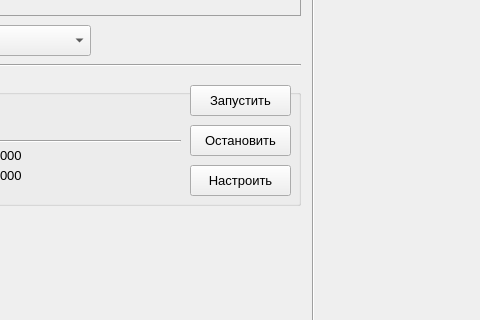
Above: main_ui.ui from Vanillllla/tg_mine_server_bot before the change; both pictures show x 140 to 620 and y 105 to 425 of the 960 by 540 pixel window. Below: the same form after it.
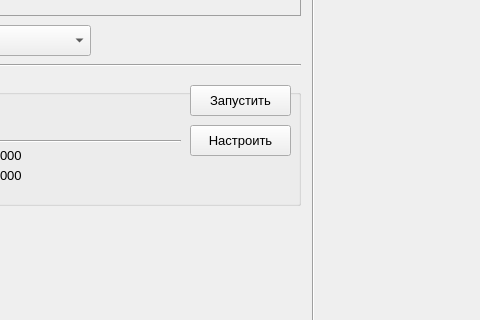
That is the form after the change.

Commit message: 0.2.14 server control from GUI (start/stop) button

The edit to the form file:
```diff
--- a/main_ui.ui
+++ b/main_ui.ui
@@ -261,24 +261,6 @@
       <string>Запустить</string>
      </property>
     </widget>
-    <widget class="QPushButton" name="stopServerButton">
-     <property name="geometry">
-      <rect>
-       <x>320</x>
-       <y>50</y>
-       <width>101</width>
-       <height>31</height>
-      </rect>
-     </property>
-     <property name="font">
-      <font>
-       <pointsize>10</pointsize>
-      </font>
-     </property>
-     <property name="text">
-      <string>Остановить</string>
-     </property>
-    </widget>
     <widget class="Line" name="line_3">
      <property name="geometry">
       <rect>
@@ -368,7 +350,7 @@
      <property name="geometry">
       <rect>
        <x>320</x>
-       <y>90</y>
+       <y>50</y>
        <width>101</width>
        <height>31</height>
       </rect>
```
Left out of the diff: 2 changed lines with no effect on the pictures. The commit also changes 3 other files.
